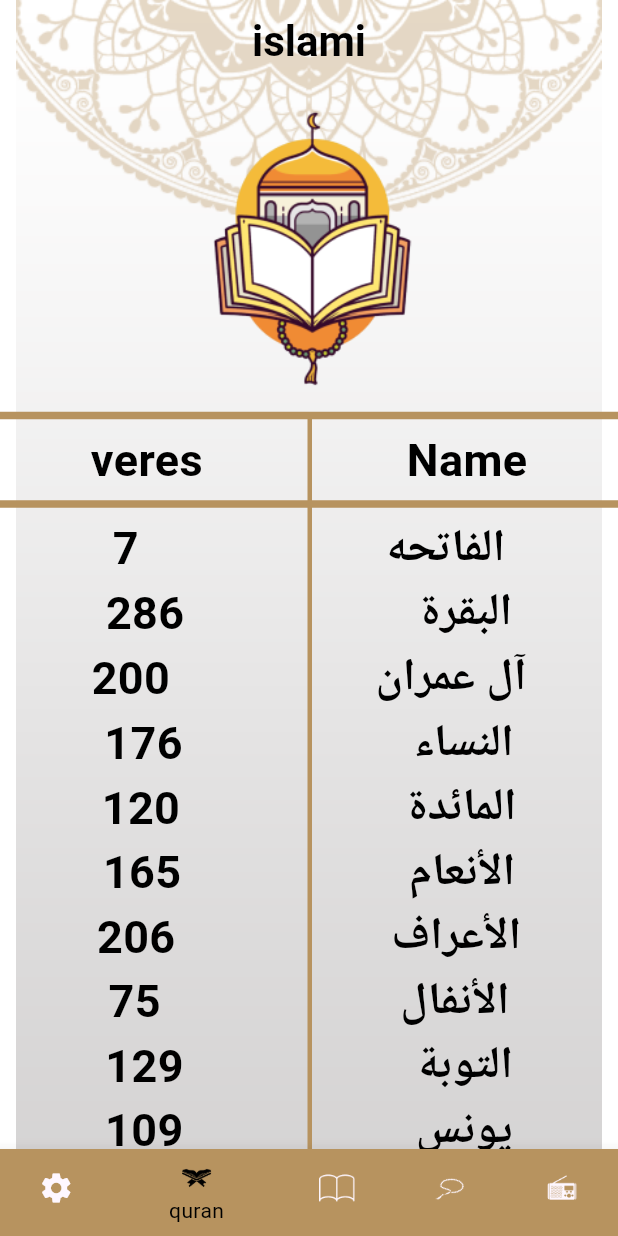
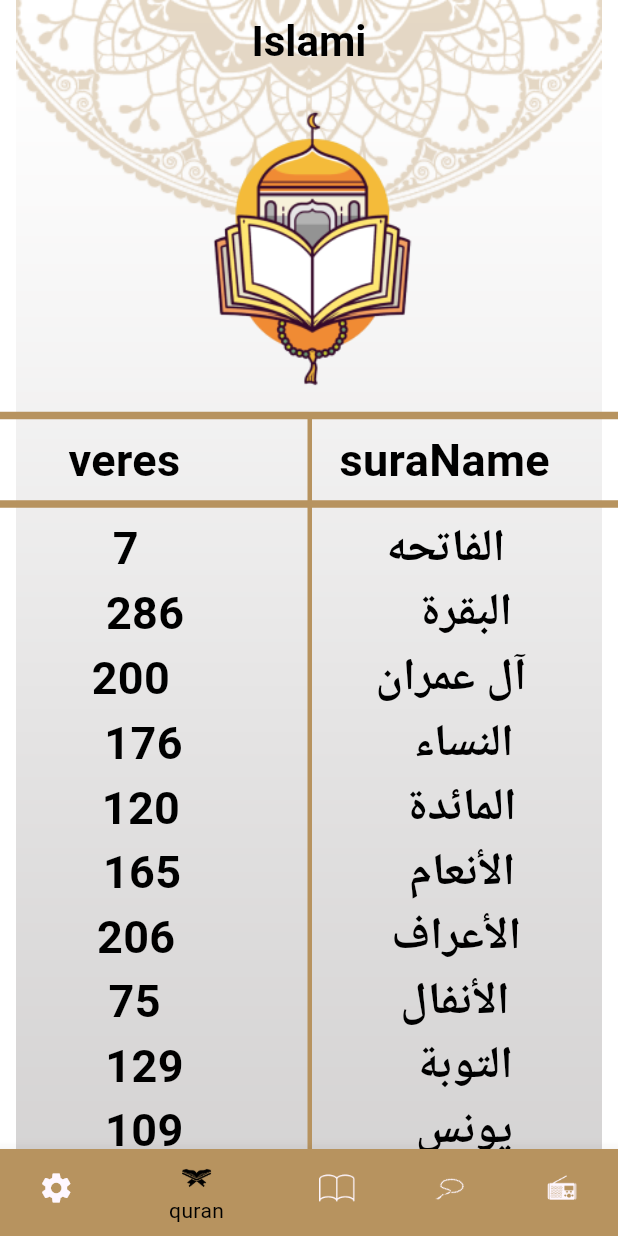
Before and after one commit to mayaryasser2005/islami2_project, a Flutter app: the screen it shows after launch, item 4 of the bottom bar chosen, on a phone screen of 412 x 824 dp. Run offline on Flutter 3.47's test engine with Material 3 defaults, Android fonts, the phone set to English and light mode, and no system bars; our stand-ins replace easy_localization.

Commit message:
Finished Splash , radio , sebha , quran , except ahadeth , setting .

```diff
--- a/lib/l10n/ app_en.arb
+++ b/assets/ translations/en.json
@@ -1,7 +1,9 @@
 {
   "islami": "Islami",
   "language": "Language",
+  "Hadiths": "Hadiths",
   "theme": "Theme",
+  "verses": "Verses",
   "setting": "Setting",
   "errorMessage": "Something went wrong, please try again later "
 }
--- a/l10n.yaml
+++ /dev/null
@@ -1,3 +0,0 @@
-arb-dir: lib/l10n
-template-arb-file: app_en.arb
-output-localization-file: app_localizations.dart
--- a/lib/main.dart
+++ b/lib/main.dart
@@ -1,13 +1,19 @@
+import 'package:easy_localization/easy_localization.dart';
 import 'package:flutter/material.dart';
-import 'package:flutter_localizations/flutter_localizations.dart';
-import 'package:islami2_project/screens/ahadethdetails/ahadethdetails.dart';
-import 'package:islami2_project/screens/home/home.dart';
-import 'package:islami2_project/screens/home/tabs/setting/setting.dart';
-import 'package:islami2_project/screens/splash/splash.dart';
-import 'package:islami2_project/screens/suradetails/suradetails.dart';
+import 'package:flutter_mayar/screens/ahadethdetails/ahadethdetails.dart';
+import 'package:flutter_mayar/screens/home/home.dart';
+import 'package:flutter_mayar/screens/home/tabs/setting/setting.dart';
+import 'package:flutter_mayar/screens/splash/splash.dart';
+import 'package:flutter_mayar/screens/suradetails/suradetails.dart';
 
-void main() {
-  runApp(const MyApp());
+void main() async {
+  WidgetsFlutterBinding.ensureInitialized();
+  await EasyLocalization.ensureInitialized();
+  runApp(EasyLocalization(
+      supportedLocales: [Locale('en'), Locale('ar')],
+      path: 'assets/translations',
+      startLocale: Locale("ar"),
+      child: MyApp()));
 }
 
 class MyApp extends StatelessWidget {
@@ -17,13 +23,9 @@ class MyApp extends StatelessWidget {
   @override
   Widget build(BuildContext context) {
     return MaterialApp(
-      localizationsDelegates: [
-        GlobalMaterialLocalizations.delegate,
-        GlobalWidgetsLocalizations.delegate,
-        GlobalCupertinoLocalizations.delegate,
-      ],
-      supportedLocales: [Locale("ar"), Locale("en")],
-      locale: Locale("ar"),
+      localizationsDelegates: context.localizationDelegates,
+      supportedLocales: context.supportedLocales,
+      locale: context.locale,
       routes: {
         Splash.routeNamed: (_) => const Splash(),
         Home.routeNamed: (_) => const Home(),
--- a/lib/screens/home/home.dart
+++ b/lib/screens/home/home.dart
@@ -1,13 +1,14 @@
+import 'package:easy_localization/easy_localization.dart';
 import 'package:flutter/material.dart';
-import 'package:islami2_project/screens/home/tabs/ahadeth/ahadeth.dart';
-import 'package:islami2_project/screens/home/tabs/quran/quran.dart';
-import 'package:islami2_project/screens/home/tabs/radio/MyRadio.dart';
-import 'package:islami2_project/screens/home/tabs/sebha/sebha.dart';
-import 'package:islami2_project/screens/home/tabs/setting/setting.dart';
-import 'package:islami2_project/widgets/app_scaffoled.dart';
+import 'package:flutter_mayar/screens/home/tabs/ahadeth/ahadeth.dart';
+import 'package:flutter_mayar/screens/home/tabs/quran/quran.dart';
+import 'package:flutter_mayar/screens/home/tabs/radio/MyRadio.dart';
+import 'package:flutter_mayar/screens/home/tabs/sebha/sebha.dart';
+import 'package:flutter_mayar/screens/home/tabs/setting/setting.dart';
 
 import '../../utils/app_assets.dart';
 import '../../utils/app_colors.dart';
+import '../../widgets/app_scaffoled.dart';
 
 class Home extends StatefulWidget {
   static const String routeNamed = "Home";
@@ -23,7 +24,7 @@ class _HomeState extends State<Home> {
   @override
   Widget build(BuildContext context) {
     return AppScaffoled(
-      appBarTitle: "islami",
+      appBarTitle: 'Islami'.tr(),
       body: tabs[sellectedTabIndex],
       bottomNavigationBar: Theme(
         data: ThemeData(
--- a/lib/screens/home/tabs/ahadeth/ahadeth.dart
+++ b/lib/screens/home/tabs/ahadeth/ahadeth.dart
@@ -2,12 +2,12 @@ import 'dart:async';
 
 import 'package:flutter/material.dart';
 import 'package:flutter/services.dart';
-import 'package:islami2_project/utils/constants.dart';
 
 import '../../../../model/hadeth.dart';
 import '../../../../utils/app_assets.dart';
 import '../../../../utils/app_colors.dart';
 import '../../../../utils/app_style.dart';
+import '../../../../utils/constants.dart';
 import '../../../ahadethdetails/ahadethdetails.dart';
 
 class Ahadeth extends StatefulWidget {
--- a/lib/screens/home/tabs/quran/quran.dart
+++ b/lib/screens/home/tabs/quran/quran.dart
@@ -1,11 +1,12 @@
+import 'package:easy_localization/easy_localization.dart';
 import 'package:flutter/material.dart';
-import 'package:islami2_project/model/sura_details_arguments.dart';
-import 'package:islami2_project/screens/suradetails/suradetails.dart';
-import 'package:islami2_project/utils/constants.dart';
 
+import '../../../../model/sura_details_arguments.dart';
 import '../../../../utils/app_assets.dart';
 import '../../../../utils/app_colors.dart';
 import '../../../../utils/app_style.dart';
+import '../../../../utils/constants.dart';
+import '../../../suradetails/suradetails.dart';
 
 class Quran extends StatelessWidget {
   const Quran({super.key});
@@ -22,18 +23,18 @@ class Quran extends StatelessWidget {
             Column(
               children: [
                 buildDivider(),
-                const Row(
+                Row(
                   mainAxisAlignment: MainAxisAlignment.spaceEvenly,
                   children: [
                     Text(
-                      "Name",
+                      "suraName".tr(),
                       style: AppStyle.titlestextstyle,
                     ),
                     SizedBox(
                       width: 15,
                     ),
                     Text(
-                      "veres",
+                      "veres".tr(),
                       style: AppStyle.titlestextstyle,
                     )
                   ],
@@ -42,7 +43,7 @@ class Quran extends StatelessWidget {
                 buildSuraList(),
               ],
             ),
-            VerticalDivider(
+            const VerticalDivider(
               width: 2,
               color: AppColors.primary,
               thickness: 3,
--- a/lib/screens/splash/splash.dart
+++ b/lib/screens/splash/splash.dart
@@ -1,5 +1,6 @@
 import 'package:flutter/material.dart';
-import 'package:islami2_project/screens/home/home.dart';
+
+import '../home/home.dart';
 
 class Splash extends StatefulWidget {
   static const String routeNamed = "Splash";
```
Also changed, not shown: assets/ translations/ar.json (added, +10 -0 lines), lib/l10n/ app_ar.arb (deleted, +0 -7 lines), lib/screens/ahadethdetails/ahadethdetails.dart (+4 -3 lines), lib/screens/home/tabs/setting/setting.dart (+6 -4 lines), lib/screens/suradetails/suradetails.dart (+5 -4 lines), pubspec.yaml (+4 -5 lines), pubspec.lock, 2 other files.
